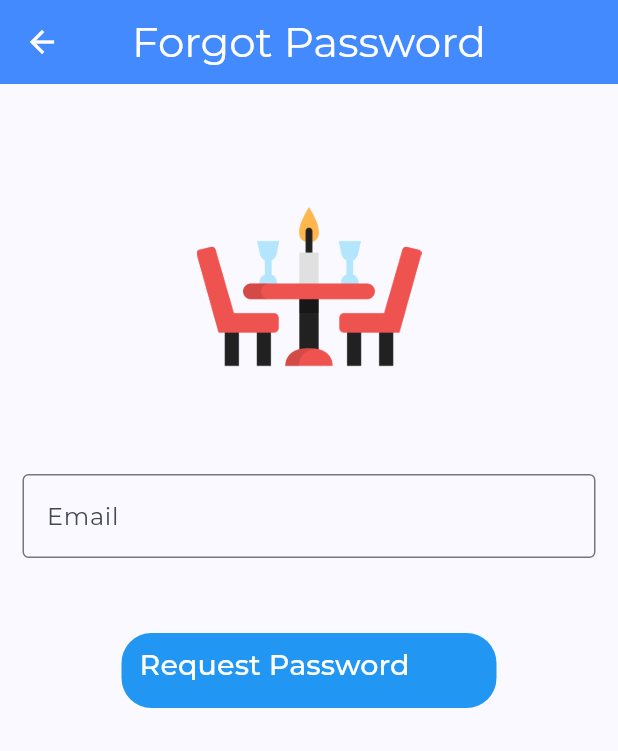
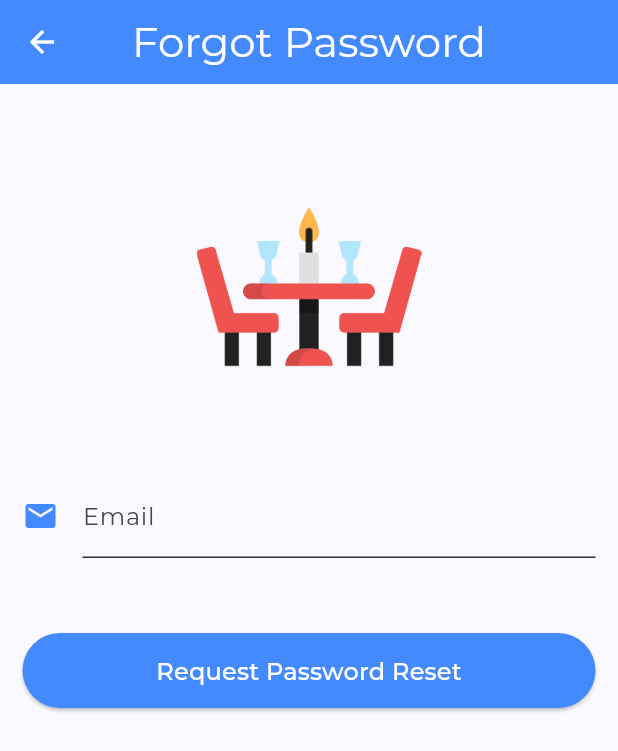
Before and after one commit to abhiroop43/flutter_restaurants_mobile_ui, a Flutter app: the ForgotPasswordScreen screen opened directly, on a phone screen of 412 x 824 dp. Shown: the top 751 px of the screen. Run offline on Flutter 3.47's test engine with Material 3 defaults, Android fonts, the phone set to English and light mode, and no system bars; our stand-ins replace flutter_riverpod, flutter_secure_storage, google_fonts; accounts and stored records are empty.

Commit message:
feat: implement password reset functionality with form validation and improve text field component

```diff
--- a/lib/forgot_password_screen.dart
+++ b/lib/forgot_password_screen.dart
@@ -1,6 +1,6 @@
 import 'package:flutter/material.dart';
-import 'package:restaurants_mobile_ui/login_screen.dart';
 import 'package:restaurants_mobile_ui/main.dart';
+import 'package:restaurants_mobile_ui/shared/text_form_field_with_icon.dart';
 
 class ForgotPasswordScreen extends StatefulWidget {
   const ForgotPasswordScreen({super.key});
@@ -10,6 +10,36 @@ class ForgotPasswordScreen extends StatefulWidget {
 }
 
 class _ForgotPasswordScreenState extends State<ForgotPasswordScreen> {
+  final GlobalKey<FormState> _formKey = GlobalKey();
+  final emailController = TextEditingController();
+
+  Future<void> _resetPassword() async {
+    if (_formKey.currentState!.validate() == false) return;
+
+    _formKey.currentState!.save();
+
+    ScaffoldMessenger.of(context).showSnackBar(
+      const SnackBar(
+        behavior: SnackBarBehavior.floating,
+        dismissDirection: DismissDirection.none,
+        content: Text(
+          'Success',
+          textAlign: TextAlign.center,
+          style: TextStyle(fontSize: 20),
+        ),
+        backgroundColor: Colors.green,
+      ),
+    );
+
+    Navigator.of(context).pop();
+  }
+
+  @override
+  void dispose() {
+    emailController.dispose();
+    super.dispose();
+  }
+
   @override
   Widget build(BuildContext context) {
     return Scaffold(
@@ -43,32 +73,36 @@ class _ForgotPasswordScreenState extends State<ForgotPasswordScreen> {
             SizedBox(
               height: 50,
             ),
-            Padding(
-              //padding: const EdgeInsets.only(left:15.0,right: 15.0,top:0,bottom: 0),
+            Form(
+              key: _formKey,
+              child: Padding(
                 padding: EdgeInsets.symmetric(horizontal: 15),
-              child: TextField(
-                decoration: InputDecoration(
-                    border: OutlineInputBorder(),
-                    labelText: 'Email',
-                    hintText: 'Please enter your email to reset your password'),
-              ),
+                child: Column(
+                  children: [
+                    TextFormFieldWithIcon(
+                      key: const Key('email'),
+                      icon: Icons.email,
+                      label: 'Email',
+                      textEditingController: emailController,
+                      isRequired: true,
                     ),
                     SizedBox(
                       height: 50,
                     ),
-            Container(
-              height: 50,
-              width: 250,
-              decoration: BoxDecoration(
-                  color: Colors.blue, borderRadius: BorderRadius.circular(20)),
-              child: TextButton(
-                onPressed: () {
-                  Navigator.push(context,
-                      MaterialPageRoute(builder: (_) => LoginScreen()));
-                },
+                    ElevatedButton(
+                      style: ElevatedButton.styleFrom(
+                          minimumSize: const Size.fromHeight(50),
+                          backgroundColor: primaryColor),
+                      onPressed: _resetPassword,
                       child: Text(
                         'Request Password Reset',
-                  style: TextStyle(color: Colors.white, fontSize: 19),
+                        style:
+                            Theme.of(context).textTheme.titleMedium?.copyWith(
+                                  color: Colors.white,
+                                ),
+                      ),
+                    ),
+                  ],
                 ),
               ),
             ),
--- a/lib/login_screen.dart
+++ b/lib/login_screen.dart
@@ -47,12 +47,14 @@ class _LoginScreen extends ConsumerState<LoginScreen> {
                       icon: Icons.email,
                       label: 'Email',
                       textEditingController: emailController,
+                      isRequired: true,
                     ),
                     TextFormFieldWithIcon(
                       key: const Key('password'),
                       icon: Icons.vpn_key,
                       label: 'Password',
                       textEditingController: passwordController,
+                      isRequired: true,
                     ),
                     const SizedBox(height: 25),
                     ElevatedButton(
--- a/lib/shared/text_form_field_with_icon.dart
+++ b/lib/shared/text_form_field_with_icon.dart
@@ -7,6 +7,7 @@ class TextFormFieldWithIcon extends StatelessWidget {
     required this.icon,
     required this.label,
     required this.textEditingController,
+    required this.isRequired,
     super.key,
   });
 
@@ -14,9 +15,10 @@ class TextFormFieldWithIcon extends StatelessWidget {
   final IconData icon;
   final String label;
   final TextEditingController textEditingController;
+  final bool isRequired;
 
   String? _validate(String? value) {
-    if (value!.isEmpty) {
+    if (value!.isEmpty && isRequired) {
       return 'This field cannot be empty.';
     }
 
```
Also changed, not shown: lib/register_screen.dart (+11 -0 lines). Lines whose indentation alone changed are shown as unchanged.
